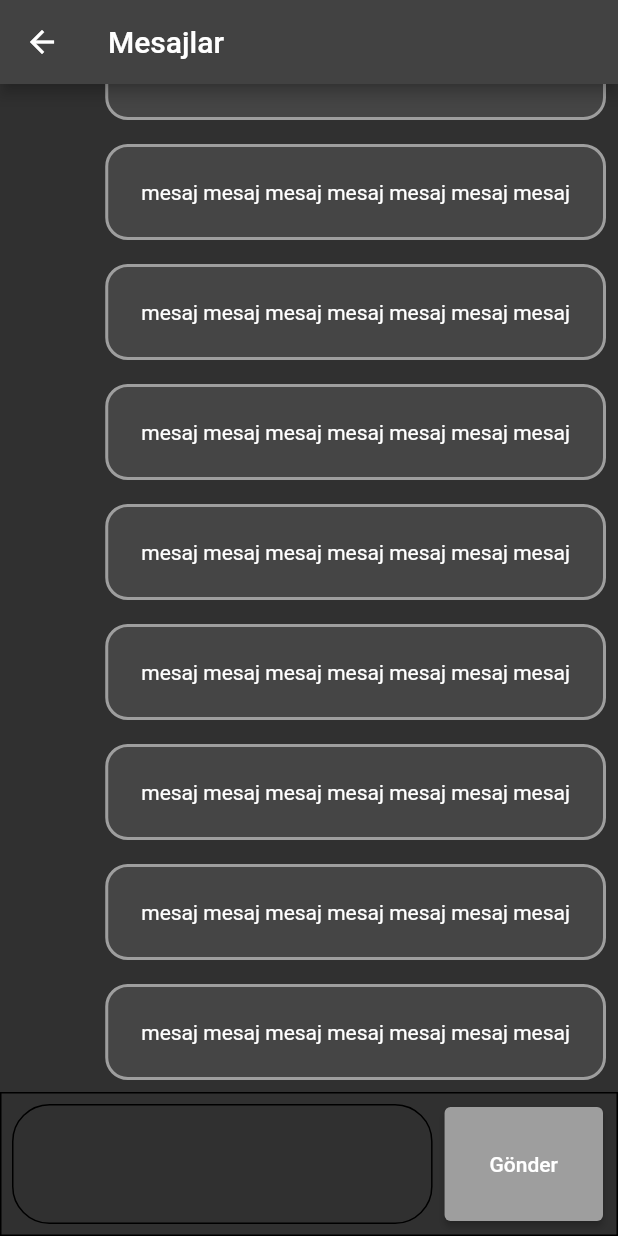
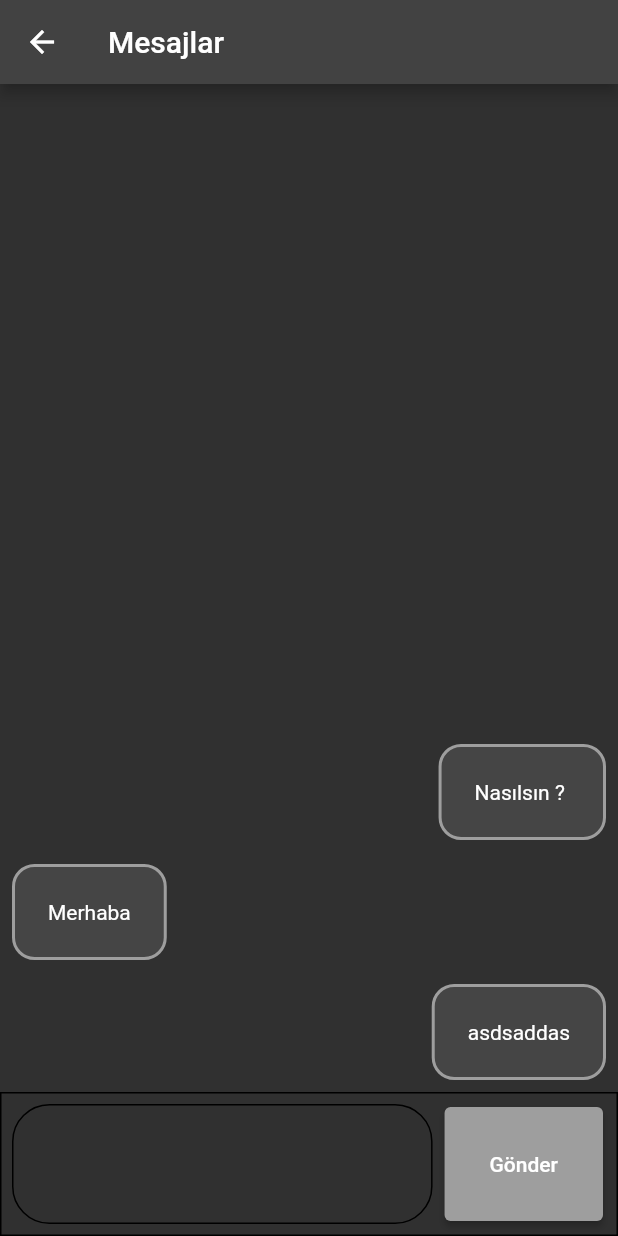
Before and after one commit to dilberates/Student_Communication_App, a Flutter app: the screen it shows after launch, after a tap on "Mesajlar", on a phone screen of 412 x 824 dp. Run offline on Flutter 3.47's test engine with Material 2 defaults, Android fonts, the phone set to English and light mode, and no system bars.

Commit message:
Data
Repolarımızdaki verilerimizi widgetlarımızda kullandık.

```diff
--- a/lib/main.dart
+++ b/lib/main.dart
@@ -2,6 +2,9 @@ import 'package:flutter/material.dart';
 import 'package:student_communication_app/pages/%20messages_page.dart';
 import 'package:student_communication_app/pages/students_page.dart';
 import 'package:student_communication_app/pages/teachers_page.dart';
+import 'package:student_communication_app/repository/messages_repo.dart';
+import 'package:student_communication_app/repository/student_repo.dart';
+import 'package:student_communication_app/repository/teacher_repo.dart';
 
 void main() {
   runApp(const StudentApp());
@@ -23,16 +26,26 @@ class StudentApp extends StatelessWidget {
   }
 }
 
-class MyHomePage extends StatelessWidget {
+class MyHomePage extends StatefulWidget {
   const MyHomePage({Key? key, required this.title}) : super(key: key);
   final String title;
+
+  @override
+  State<MyHomePage> createState() => _MyHomePageState();
+}
+
+class _MyHomePageState extends State<MyHomePage> {
+
+  MessageRepo messageRepo=MessageRepo();
+  StudentRepo studentRepo=StudentRepo();
+  TeacherRepo teacherRepo=TeacherRepo();
 
   @override
   Widget build(BuildContext context) {
 
     return Scaffold(
       appBar: AppBar(
-        title: Text(title),
+        title: Text(widget.title),
       ),
       drawer: Drawer(
         child: ListView(
@@ -45,30 +58,21 @@ class MyHomePage extends StatelessWidget {
               child: Text('Menü'),
             ),
             ListTile(
-              title: const Text('Öğrenciler'),
+              title:Text('${studentRepo.students.length} Öğrenci'),
               onTap: () {
-                Navigator.of(context).push(
-                    MaterialPageRoute(builder:
-                        (context)=>StudentsPage()
-                    ));
+               goStudents(context);
               },
             ),
             ListTile(
-              title: const Text('Öğretmenler'),
+              title: Text('${teacherRepo.teachers.length} Öğretmen'),
               onTap: () {
-                Navigator.of(context).push(
-                    MaterialPageRoute(builder:
-                        (context)=>TeachersPage()
-                    ));
+                goTeachers(context);
               },
             ),
             ListTile(
-              title: const Text('Mesajlar'),
+              title:Text('${messageRepo.messages.length} Yeni Mesaj'),
               onTap: () {
-                Navigator.of(context).push(
-                    MaterialPageRoute(builder:
-                        (context)=>MessagesPage()
-                    ));
+               goMessages(context);
               },
             ),
           ],
@@ -84,10 +88,7 @@ class MyHomePage extends StatelessWidget {
                 padding: const EdgeInsets.symmetric(vertical: 30.0,horizontal: 30.0)
               ),
                 onPressed:(){
-                  Navigator.of(context).push(
-                      MaterialPageRoute(
-                          builder:(context) => StudentsPage(),
-                      ));
+                  goStudents(context);
                 },
                 child: Text('Öğrenciler')
             ),
@@ -100,10 +101,7 @@ class MyHomePage extends StatelessWidget {
                     padding: const EdgeInsets.symmetric(vertical: 30.0,horizontal: 30.0)
                 ),
                 onPressed:(){
-                  Navigator.of(context).push(
-                      MaterialPageRoute(
-                        builder:(context) => TeachersPage(),
-                      ));
+                  goTeachers(context);
                 },
                 child: Text('Öğretmenler')
             ),
@@ -116,10 +114,7 @@ class MyHomePage extends StatelessWidget {
                     padding: const EdgeInsets.symmetric(vertical: 30.0,horizontal: 30.0)
                 ),
                 onPressed:(){
-                  Navigator.of(context).push(
-                      MaterialPageRoute(
-                        builder:(context) => MessagesPage(),
-                      ));
+                  goMessages(context);
                 },
                 child: Text('Mesajlar')
             ),
@@ -128,4 +123,31 @@ class MyHomePage extends StatelessWidget {
       ),
     );
   }
+  void goStudents(BuildContext context){
+    Navigator.of(context).push(
+        MaterialPageRoute(
+          builder:(context) {
+            return StudentsPage(studentRepo);
+          },
+        ));
+
+  }
+  void goTeachers(BuildContext context){
+    Navigator.of(context).push(
+        MaterialPageRoute(
+          builder:(context) {
+            return TeachersPage(teacherRepo);
+          },
+        ));
+
+  }
+  void goMessages(BuildContext context){
+    Navigator.of(context).push(
+        MaterialPageRoute(
+          builder:(context) {
+            return MessagesPage(messageRepo);
+          },
+        ));
+
+  }
 }
--- a/lib/pages/ messages_page.dart
+++ b/lib/pages/ messages_page.dart
@@ -1,9 +1,11 @@
 import 'dart:math';
 
 import 'package:flutter/material.dart';
+import 'package:student_communication_app/repository/messages_repo.dart';
 
 class MessagesPage extends StatefulWidget {
-  const MessagesPage({Key? key}) : super(key: key);
+  final MessageRepo messageRepo;
+  const MessagesPage(this.messageRepo, {Key? key}) : super(key: key);
 
   @override
   State<MessagesPage> createState() => _MessagesPageState();
@@ -18,27 +20,9 @@ class _MessagesPageState extends State<MessagesPage> {
           children:[ Expanded(
             child: ListView.builder(
               reverse: true,
-              itemBuilder: (context,index){
-              bool benMiyim =Random().nextBool();
-              return Align(
-                alignment: benMiyim ? Alignment.centerRight : Alignment.centerLeft,
-                child:Padding(
-                  padding: const EdgeInsets.all(8.0),
-                  child: DecoratedBox(
-                    decoration: BoxDecoration(
-                      border: Border.all(
-                          color: Colors.grey,
-                          width: 2,
-                      ),
-                      borderRadius: BorderRadius.all(Radius.circular(15)),
-                      color: Colors.white10
-                    ),
-                    child: Padding(
-                      padding: const EdgeInsets.all(24.0),
-                        child: Text('mesaj mesaj mesaj mesaj mesaj mesaj mesaj')),
-                  ),
-                ),
-              );
+            itemCount:widget.messageRepo.messages.length,
+            itemBuilder: (context,index){
+              return MessagesView(widget.messageRepo.messages[widget.messageRepo.messages.length - index-1]);
               },
             ),
           ),
@@ -88,3 +72,33 @@ class _MessagesPageState extends State<MessagesPage> {
     );
   }
 }
+
+class MessagesView extends StatelessWidget {
+  final Message messag;
+  const MessagesView(this.messag, {
+    Key? key,
+  }) : super(key: key);
+
+  @override
+  Widget build(BuildContext context) {
+    return Align(
+      alignment: messag.sender=='Ali'? Alignment.centerRight : Alignment.centerLeft,
+      child:Padding(
+        padding: const EdgeInsets.all(8.0),
+        child: DecoratedBox(
+          decoration: BoxDecoration(
+            border: Border.all(
+                color: Colors.grey,
+                width: 2,
+            ),
+            borderRadius: BorderRadius.all(Radius.circular(15)),
+            color: Colors.white10
+          ),
+          child: Padding(
+            padding: const EdgeInsets.all(24.0),
+              child: Text(messag.chat)),
+        ),
+      ),
+    );
+  }
+}
--- a/lib/pages/students_page.dart
+++ b/lib/pages/students_page.dart
@@ -1,7 +1,9 @@
 import 'package:flutter/material.dart';
+import 'package:student_communication_app/repository/student_repo.dart';
 
 class StudentsPage extends StatefulWidget {
-  const StudentsPage({Key? key}) : super(key: key);
+  final StudentRepo studentRepo;
+  const StudentsPage(this.studentRepo, {Key? key}) : super(key: key);
 
   @override
   State<StudentsPage> createState() => _StudentsPageState();
--- a/lib/pages/teachers_page.dart
+++ b/lib/pages/teachers_page.dart
@@ -1,7 +1,9 @@
 import 'package:flutter/material.dart';
+import 'package:student_communication_app/repository/teacher_repo.dart';
 
 class TeachersPage extends StatefulWidget {
-  const TeachersPage({Key? key}) : super(key: key);
+  final TeacherRepo teacherRepo;
+  const TeachersPage(this.teacherRepo, {Key? key}) : super(key: key);
 
   @override
   State<TeachersPage> createState() => _TeachersPageState();
--- a/lib/repository/messages_repo.dart
+++ b/lib/repository/messages_repo.dart
@@ -0,0 +1,14 @@
+class MessageRepo{
+ final List<Message> messages=[
+  Message('Nasılsın ? ', 'Ali', DateTime.now().subtract(const Duration(minutes: 1))),
+  Message('Merhaba', 'Ayşe',DateTime.now().subtract(const Duration(minutes: 2))),
+  Message('asdsaddas', 'Ali', DateTime.now().subtract(const Duration(minutes: 1)))
+ ];
+}
+ class Message{
+ String chat;
+ String sender;
+ DateTime date;
+
+ Message(this.chat,this.sender,this.date);
+ }
--- a/lib/repository/student_repo.dart
+++ b/lib/repository/student_repo.dart
@@ -0,0 +1,14 @@
+class StudentRepo{
+ final List<Student> students=[
+   Student('Dilber', 'Kılıç', 22, 'Female'),
+   Student('Ali', 'Kaya',6,'male'),
+    Student('Ayşe', 'Oz',21, 'Female')];
+}
+class Student{
+  String name ;
+  String surname;
+  int age;
+  String sex;
+
+  Student(this.name,this.surname,this.age,this.sex);
+}
```
Also changed, not shown: lib/repository/teacher_repo.dart (+14 -0 lines).
